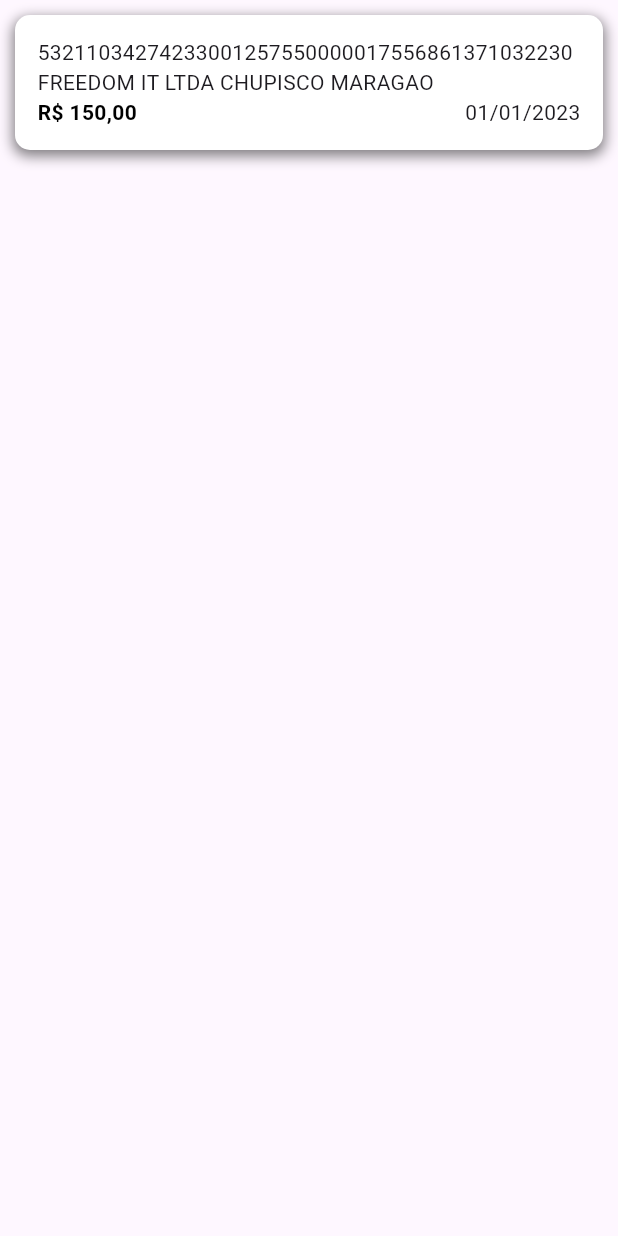
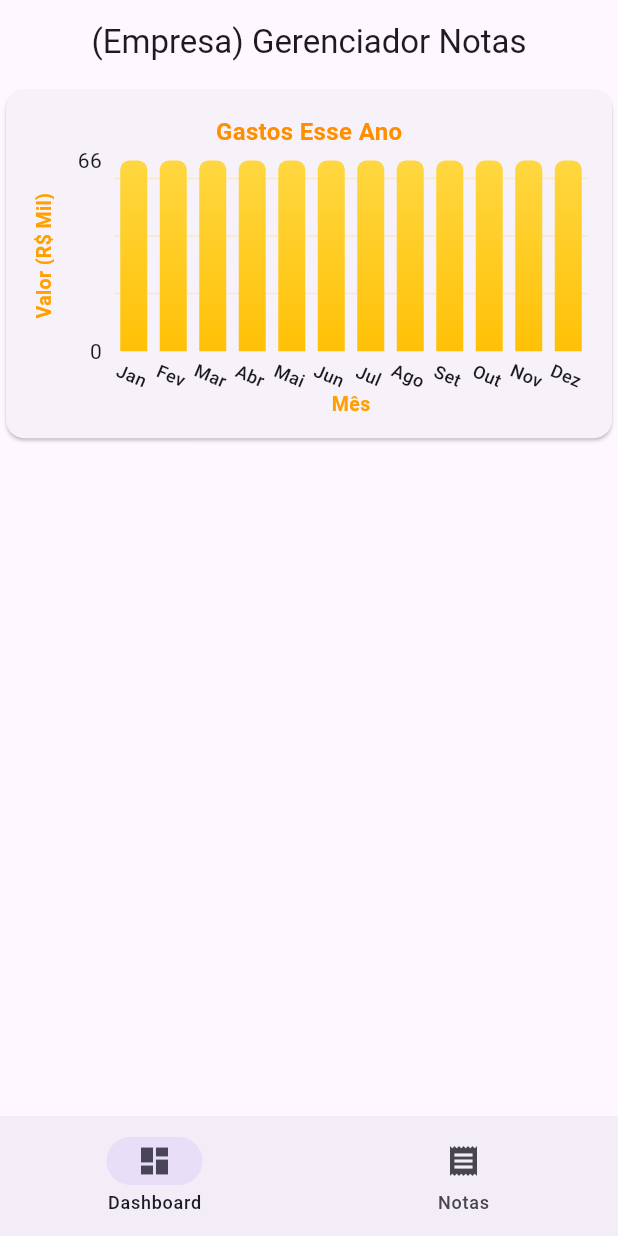
Before and after one commit to gustavoaraujo06/freedom.gerenciador, a Flutter app: the screen it shows after launch, on a phone screen of 412 x 824 dp. Run offline on Flutter 3.47's test engine with Material 3 defaults, Android fonts, the phone set to English and light mode, and no system bars; drawn by our look-alikes of fl_chart.

Commit message:
primeiro grafico

```diff
--- /dev/null
+++ b/mobile/lib/dashboard.dart
@@ -0,0 +1,195 @@
+import 'dart:math';
+
+import 'package:fl_chart/fl_chart.dart';
+import 'package:flutter/material.dart';
+import 'package:intl/intl.dart';
+
+Widget getMounthTitle(double value, TitleMeta titleMeta) {
+  const style = TextStyle(
+    fontSize: 12,
+    fontWeight: FontWeight.w500,
+  );
+  String text;
+  switch (value) {
+    case 0:
+      text = "Jan";
+      break;
+    case 1:
+      text = "Fev";
+      break;
+    case 2:
+      text = "Mar";
+      break;
+    case 3:
+      text = "Abr";
+      break;
+    case 4:
+      text = "Mai";
+      break;
+    case 5:
+      text = "Jun";
+      break;
+    case 6:
+      text = "Jul";
+      break;
+    case 7:
+      text = "Ago";
+      break;
+    case 8:
+      text = "Set";
+      break;
+    case 9:
+      text = "Out";
+      break;
+    case 10:
+      text = "Nov";
+      break;
+    case 11:
+      text = "Dez";
+      break;
+    default:
+      text = "";
+  }
+  return SideTitleWidget(
+    axisSide: AxisSide.bottom,
+    angle: 0.4,
+    child: Text(text, style: style),
+  );
+}
+
+Widget getValueTitle(double value, TitleMeta meta) {
+  return SideTitleWidget(
+    axisSide: AxisSide.left,
+    child: Text((value / 1000).toStringAsFixed(0)),
+  );
+}
+
+class Dashboard extends StatelessWidget {
+  // Gerando aleatoriamente 12 barras (uma para cada mês).
+
+  @override
+  Widget build(BuildContext context) {
+    final randomData = List.generate(12, (index) {
+      return BarChartRodData(
+        toY: Random().nextDouble() * 600000,
+        // Aqui usamos um gradiente sutil de Amber para AmberAccent:
+        gradient: const LinearGradient(
+          begin: Alignment.bottomCenter,
+          end: Alignment.topCenter,
+          colors: [
+            Colors.amber,
+            Colors.amberAccent,
+          ],
+        ),
+        // Deixando a barra mais "grossinha" e com bordas arredondadas:
+        width: 18,
+        borderRadius: BorderRadius.only(
+          topLeft: Radius.circular(6),
+          topRight: Radius.circular(6),
+        ),
+      );
+    });
+    final barGroups = List.generate(12, (index) {
+      return BarChartGroupData(x: index, barRods: [randomData[index]]);
+    });
+    return SizedBox(
+      width: double.infinity,
+      child: Column(
+        children: [
+          Card(
+            shape: RoundedRectangleBorder(
+              borderRadius: BorderRadius.circular(12.0),
+            ),
+            child: Padding(
+            padding: EdgeInsets.all(16),
+            child: Column(
+              children: [
+                Text(
+                    "Gastos Esse Ano",
+                    style: TextStyle(
+                      fontWeight: FontWeight.bold,
+                      fontSize: 16,
+                      color: Colors.amber[800],
+                    ),
+                  ),
+                  const SizedBox(height: 8),
+                AspectRatio(
+                    aspectRatio: 2.2,
+                    child: BarChart(BarChartData(
+                      groupsSpace: 12,
+                        alignment: BarChartAlignment.spaceAround,
+                        titlesData: FlTitlesData(
+                            rightTitles: AxisTitles(
+                                sideTitles: SideTitles(showTitles: false)),
+                            topTitles: AxisTitles(
+                                sideTitles: SideTitles(showTitles: false)),
+                            bottomTitles: AxisTitles(
+                              axisNameWidget: Text(
+                              "Mês",
+                              style: TextStyle(
+                                color: Colors.amber[700],
+                                fontSize: 13,
+                                fontWeight: FontWeight.bold,
+                              ),
+                            ),
+                              sideTitles: SideTitles(
+                                  getTitlesWidget: getMounthTitle,
+                                  showTitles: true,
+                                  reservedSize: 26),
+                            ),
+                            leftTitles: AxisTitles(
+                            axisNameWidget: Text(
+                              "Valor (R\$ Mil)",
+                              style: TextStyle(
+                                color: Colors.amber[700],
+                                fontSize: 13,
+                                fontWeight: FontWeight.bold,
+                              ),
+                            ),
+                            sideTitles: SideTitles(
+                              interval: 100000,
+                              showTitles: true,
+                              getTitlesWidget: getValueTitle,
+                              reservedSize: 40,
+                            ),
+                          ),),
+                          borderData: FlBorderData(show: false),
+                        gridData: FlGridData(
+                          drawVerticalLine: false,
+                          getDrawingHorizontalLine: (value) {
+                            return FlLine(
+                              color: Colors.amber.withValues(alpha: 0.2),
+                              strokeWidth: 1,
+                            );
+                          },
+                        ),
+
+                        barGroups: barGroups,
+                        barTouchData: BarTouchData(
+                          enabled: true,
+                            touchTooltipData: BarTouchTooltipData(
+                          fitInsideHorizontally: true,
+                          fitInsideVertically: true,
+                          tooltipPadding: EdgeInsets.all(8.0),
+                          rotateAngle: 0,
+                          getTooltipColor: (group){return const Color.from(alpha: 0.8, red: 0.129, green: 0.129, blue: 0.129);},
+                          getTooltipItem: (group, groupIndex,
+                                  BarChartRodData data, rodIndex) =>
+                              BarTooltipItem(
+                            NumberFormat.simpleCurrency(locale: 'pt_BR')
+                                .format(data.toY),
+                             TextStyle(
+                                  color: Colors.amberAccent,
+                                  fontWeight: FontWeight.w700,
+                                  fontSize: 14,
+                                ),
+                          ),
+                        ))))),
+              ],
+            ),
+          ))
+        ],
+      ),
+    );
+  }
+}
--- a/mobile/lib/main.dart
+++ b/mobile/lib/main.dart
@@ -1,177 +1,49 @@
 import 'package:flutter/material.dart';
-import 'package:intl/intl.dart';
-import 'package:mobile/models/pessoa_fisica.dart';
-import 'package:mobile/models/pessoa_juridica.dart';
-import 'package:mobile/models/endereco.dart';
-import 'package:mobile/models/notafiscal.dart';
-import 'package:mobile/models/produto.dart';
-import 'package:mobile/views/notafiscal_page.dart';
+import 'package:mobile/dashboard.dart';
+import 'package:mobile/notas_repository.dart';
+import 'package:mobile/notaswidget.dart';
 
 void main() {
-  runApp(const MyApp());
+  runApp(const NotasApp());
 }
 
-class MyApp extends StatelessWidget {
-  const MyApp({super.key});
+class NotasApp extends StatefulWidget {
+  const NotasApp({super.key});
+  @override
+  State<NotasApp> createState() => _NotasAppState();
+}
+class _NotasAppState extends State<NotasApp> {
+  int navigationIndex = 0;
 
-  // This widget is the root of your application.
   @override
   Widget build(BuildContext context) {
     return MaterialApp(
-        title: 'This is Something',
-        home: Scaffold(
-            body: Center(
-          child: NotasWidget(notas: [
-            NotaFiscal(
-              id: '53211034274233001257550000017556861371032230',
-              valor: 150.0,
-              data: DateTime(2023, 1, 1),
-              // Emitente é uma PessoaJuridica
-              emitente: PessoaJuridica(
-                cnpj: '00.000.000/0001-01',
-                nome: 'FREEDOM IT LTDA CHUPISCO MARAGAO',
-                endereco: Endereco(
-                    municipio: 'Itapeva', estado: 'SP', pais: 'Brasil'),
-              ),
-              // Destinatário é uma PessoaFisica
-              destinatario: PessoaFisica(
-                cpf: '111.111.111-11',
-                nome: 'Cliente 1',
-                endereco: Endereco(
-                    municipio: 'Itapeva', estado: 'SP', pais: 'Brasil'),
-              ),
-              produtos: [
-                Produto(
-                    descricao: 'Pinto de Borracha',
-                    valor: 150.0,
-                    quantidade: 1,
-                    unidadeComercial: 'UN'),
-                Produto(
-                    descricao: 'Pinto de Borracha SOB MEDIDA',
-                    valor: 9.0,
-                    quantidade: 25,
-                    unidadeComercial: 'CM'),
-                Produto(
-                    descricao: 'Pinto de Borracha SOB MEDIDA',
-                    valor: 9.0,
-                    quantidade: 25,
-                    unidadeComercial: 'CM'),
-                Produto(
-                    descricao: 'Pinto de Borracha SOB MEDIDA',
-                    valor: 9.0,
-                    quantidade: 25,
-                    unidadeComercial: 'CM'),
-                Produto(
-                    descricao: 'Pinto de Borracha SOB MEDIDA',
-                    valor: 9.0,
-                    quantidade: 25,
-                    unidadeComercial: 'CM'),
-                Produto(
-                    descricao: 'Pinto de Borracha SOB MEDIDA',
-                    valor: 9.0,
-                    quantidade: 25,
-                    unidadeComercial: 'CM'),
-                Produto(
-                    descricao: 'Pinto de Borracha SOB MEDIDA',
-                    valor: 9.0,
-                    quantidade: 25,
-                    unidadeComercial: 'CM'),
-                Produto(
-                    descricao: 'Pinto de Borracha SOB MEDIDA',
-                    valor: 9.0,
-                    quantidade: 25,
-                    unidadeComercial: 'CM'),
-                Produto(
-                    descricao: 'Pinto de Borracha SOB MEDIDA',
-                    valor: 9.0,
-                    quantidade: 25,
-                    unidadeComercial: 'CM'),
-                Produto(
-                    descricao: 'Pinto de Borracha SOB MEDIDA',
-                    valor: 9.0,
-                    quantidade: 25,
-                    unidadeComercial: 'CM'),
-              ],
-            ),
-          ]),
-        )));
+      title: 'Notas Fiscais',
+      theme: ThemeData(
+        primarySwatch: Colors.blue,
+      ),
+      home: Scaffold(
+        bottomNavigationBar: NavigationBar(destinations: [
+          NavigationDestination(
+            icon: Icon(Icons.dashboard),
+            label: "Dashboard",
+          ),
+          NavigationDestination(
+            icon: Icon(Icons.receipt),
+            label: "Notas",
+          ),
+        ],
+        selectedIndex: navigationIndex,
+        onDestinationSelected: (value) => setState(() => navigationIndex = value),
+        ),
+        appBar: AppBar(
+          title: Center(child: Text('(Empresa) Gerenciador Notas')),
+        ),
+        body: [
+          Dashboard(),
+          NotasWidget(notas: NotasRepository.getNotas()),
+        ][navigationIndex],
+      ),
+    );
   }
 }
-
-class NotasWidget extends StatefulWidget {
-  final List<NotaFiscal> notas;
-  const NotasWidget({super.key, required this.notas});
-  @override
-  State<NotasWidget> createState() => _NotasWidgetState();
-}
-
-class _NotasWidgetState extends State<NotasWidget> {
-  @override
-  Widget build(BuildContext context) {
-    return (ListView.builder(
-        itemCount: widget.notas.length,
-        itemBuilder: (context, index) {
-          return Column(
-            children: [
-              InkWell(
-                onTap: () {
-                  Navigator.push(
-                      context,
-                      MaterialPageRoute(
-                          builder: (context) => NotafiscalPage(
-                                notaFiscal: widget.notas[index],
-                              )));
-                },
-                child: Container(
-                  margin: EdgeInsets.all(10),
-                  padding: EdgeInsets.all(
-                    15,
-                  ),
-                  decoration: BoxDecoration(
-                      color: Colors.white,
-                      borderRadius: BorderRadius.circular(10),
-                      boxShadow: [
-                        BoxShadow(
-                          color: Color.fromRGBO(0, 0, 0, 0.5),
-                          spreadRadius: 1,
-                          blurRadius: 7,
-                          offset: Offset(0, 3),
-                        ),
-                      ]),
-                  child: Column(
-                    children: [
-                      Row(children: [
-                        Expanded(child: Text(widget.notas[index].id)),
-                      ]),
-                      Row(
-                        mainAxisAlignment: MainAxisAlignment.start,
-                        children: [
-                          Text(widget.notas[index].emitente.nome),
-                        ],
-                      ),
-                      Row(
-                        mainAxisAlignment: MainAxisAlignment.spaceBetween,
-                        children: [
-                          Text(
-                            NumberFormat.simpleCurrency(locale: 'pt_BR')
-                                .format(widget.notas[index].valor),
-                            style: TextStyle(
-                                color: Colors.black,
-                                fontWeight: FontWeight.bold),
-                          ),
-                          Text(DateFormat('dd/MM/yyyy')
-                              .format(widget.notas[index].data)),
-                        ],
-                      )
-                    ],
-                  ),
-                ),
-              ),
-              SizedBox(
-                height: 5,
-              )
-            ],
-          );
-        }));
-  }
-}
--- /dev/null
+++ b/mobile/lib/notas_repository.dart
@@ -0,0 +1,84 @@
+import 'package:mobile/models/endereco.dart';
+import 'package:mobile/models/notafiscal.dart';
+import 'package:mobile/models/pessoa_fisica.dart';
+import 'package:mobile/models/pessoa_juridica.dart';
+import 'package:mobile/models/produto.dart';
+
+class NotasRepository {
+  static final List<NotaFiscal> _notas = [
+            NotaFiscal(
+              id: '53211034274233001257550000017556861371032230',
+              valor: 150.0,
+              data: DateTime(2023, 1, 1),
+              // Emitente é uma PessoaJuridica
+              emitente: PessoaJuridica(
+                cnpj: '00.000.000/0001-01',
+                nome: 'FREEDOM IT LTDA CHUPISCO MARAGAO',
+                endereco: Endereco(
+                    municipio: 'Itapeva', estado: 'SP', pais: 'Brasil'),
+              ),
+              // Destinatário é uma PessoaFisica
+              destinatario: PessoaFisica(
+                cpf: '111.111.111-11',
+                nome: 'Cliente 1',
+                endereco: Endereco(
+                    municipio: 'Itapeva', estado: 'SP', pais: 'Brasil'),
+              ),
+              produtos: [
+                Produto(
+                    descricao: 'Pinto de Borracha',
+                    valor: 150.0,
+                    quantidade: 1,
+                    unidadeComercial: 'UN'),
+                Produto(
+                    descricao: 'Pinto de Borracha SOB MEDIDA',
+                    valor: 9.0,
+                    quantidade: 25,
+                    unidadeComercial: 'CM'),
+                Produto(
+                    descricao: 'Pinto de Borracha SOB MEDIDA',
+                    valor: 9.0,
+                    quantidade: 25,
+                    unidadeComercial: 'CM'),
+                Produto(
+                    descricao: 'Pinto de Borracha SOB MEDIDA',
+                    valor: 9.0,
+                    quantidade: 25,
+                    unidadeComercial: 'CM'),
+                Produto(
+                    descricao: 'Pinto de Borracha SOB MEDIDA',
+                    valor: 9.0,
+                    quantidade: 25,
+                    unidadeComercial: 'CM'),
+                Produto(
+                    descricao: 'Pinto de Borracha SOB MEDIDA',
+                    valor: 9.0,
+                    quantidade: 25,
+                    unidadeComercial: 'CM'),
+                Produto(
+                    descricao: 'Pinto de Borracha SOB MEDIDA',
+                    valor: 9.0,
+                    quantidade: 25,
+                    unidadeComercial: 'CM'),
+                Produto(
+                    descricao: 'Pinto de Borracha SOB MEDIDA',
+                    valor: 9.0,
+                    quantidade: 25,
+                    unidadeComercial: 'CM'),
+                Produto(
+                    descricao: 'Pinto de Borracha SOB MEDIDA',
+                    valor: 9.0,
+                    quantidade: 25,
+                    unidadeComercial: 'CM'),
+                Produto(
+                    descricao: 'Pinto de Borracha SOB MEDIDA',
+                    valor: 9.0,
+                    quantidade: 25,
+                    unidadeComercial: 'CM'),
+              ],
+            ),
+          ];
+          static getNotas(){
+            return _notas;
+          }
+}
--- /dev/null
+++ b/mobile/lib/notaswidget.dart
@@ -0,0 +1,82 @@
+import "package:flutter/material.dart";
+import "package:intl/intl.dart";
+import "package:mobile/models/notafiscal.dart";
+import "package:mobile/views/notafiscal_page.dart";
+
+class NotasWidget extends StatefulWidget {
+  final List<NotaFiscal> notas;
+  const NotasWidget({super.key, required this.notas});
+  @override
+  State<NotasWidget> createState() => _NotasWidgetState();
+}
+
+class _NotasWidgetState extends State<NotasWidget> {
+  @override
+  Widget build(BuildContext context) {
+    return (ListView.builder(
+        itemCount: widget.notas.length,
+        itemBuilder: (context, index) {
+          return Column(
+            children: [
+              InkWell(
+                onTap: () {
+                  Navigator.push(
+                      context,
+                      MaterialPageRoute(
+                          builder: (context) => NotafiscalPage(
+                                notaFiscal: widget.notas[index],
+                              )));
+                },
+                child: Container(
+                  margin: EdgeInsets.all(10),
+                  padding: EdgeInsets.all(
+                    15,
+                  ),
+                  decoration: BoxDecoration(
+                      color: Colors.white,
+                      borderRadius: BorderRadius.circular(10),
+                      boxShadow: [
+                        BoxShadow(
+                          color: Color.fromRGBO(0, 0, 0, 0.5),
+                          spreadRadius: 1,
+                          blurRadius: 7,
+                          offset: Offset(0, 3),
+                        ),
+                      ]),
+                  child: Column(
+                    children: [
+                      Row(children: [
+                        Expanded(child: Text(widget.notas[index].id)),
+                      ]),
+                      Row(
+                        mainAxisAlignment: MainAxisAlignment.start,
+                        children: [
+                          Text(widget.notas[index].emitente.nome),
+                        ],
+                      ),
+                      Row(
+                        mainAxisAlignment: MainAxisAlignment.spaceBetween,
+                        children: [
+                          Text(
+                            NumberFormat.simpleCurrency(locale: 'pt_BR')
+                                .format(widget.notas[index].valor),
+                            style: TextStyle(
+                                color: Colors.black,
+                                fontWeight: FontWeight.bold),
+                          ),
+                          Text(DateFormat('dd/MM/yyyy')
+                              .format(widget.notas[index].data)),
+                        ],
+                      )
+                    ],
+                  ),
+                ),
+              ),
+              SizedBox(
+                height: 5,
+              )
+            ],
+          );
+        }));
+  }
+}
--- a/mobile/pubspec.yaml
+++ b/mobile/pubspec.yaml
@@ -35,6 +35,7 @@ dependencies:
   # Use with the CupertinoIcons class for iOS style icons.
   cupertino_icons: ^1.0.8
   intl: ^0.20.1
+  fl_chart: ^0.70.0
 
 dev_dependencies:
   flutter_test:
```
Also changed, not shown: mobile/pubspec.lock.
